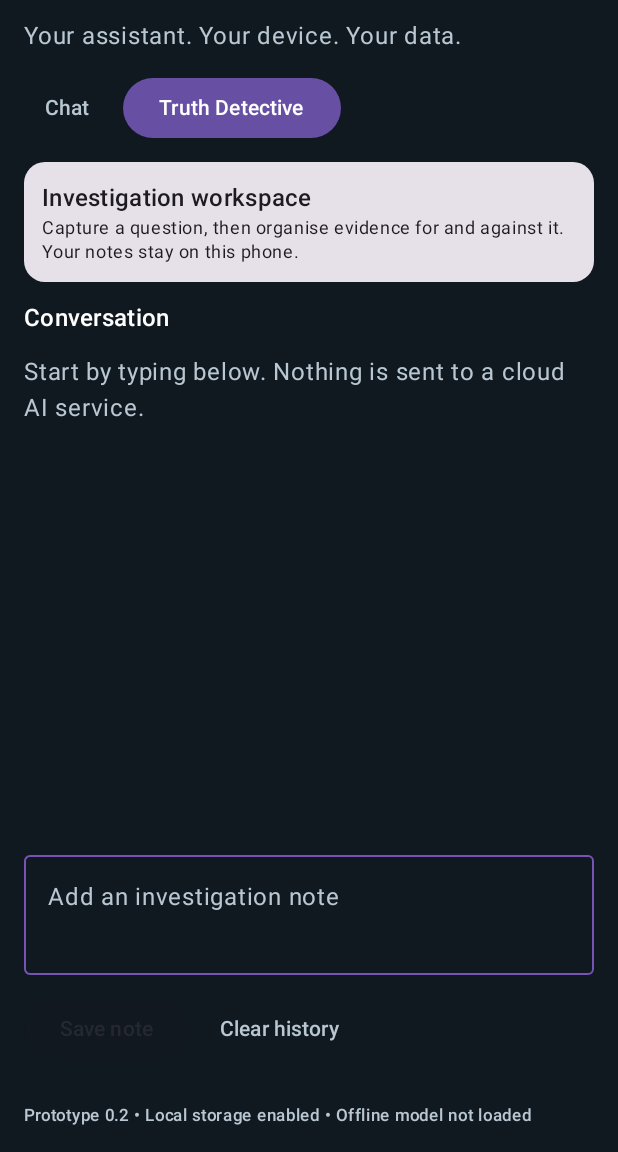
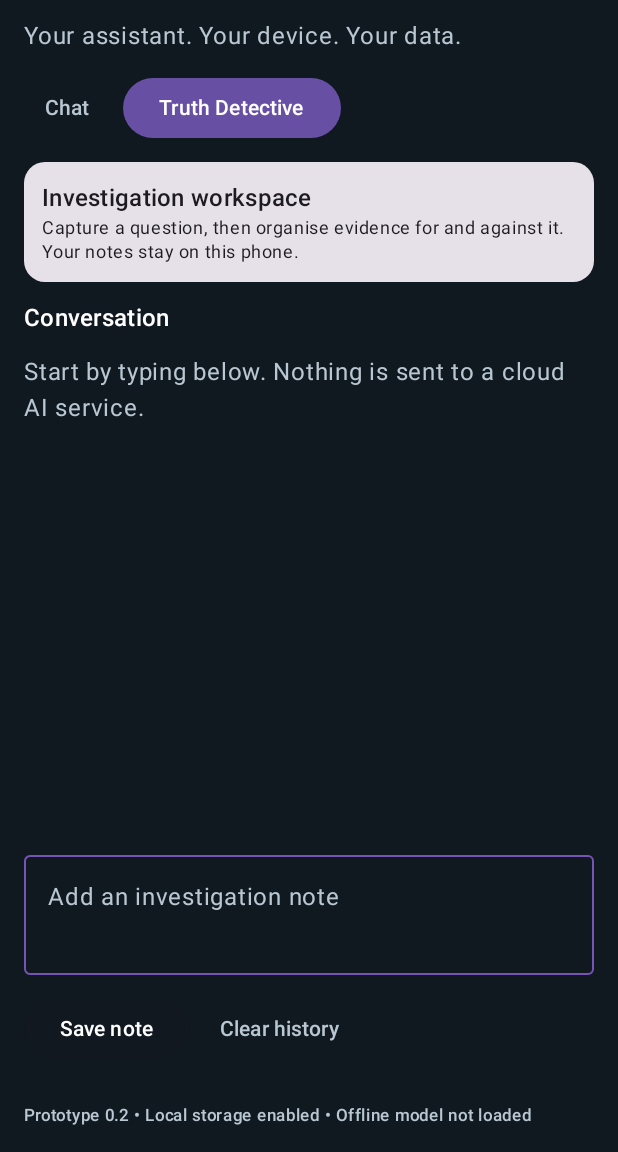
Before and after one commit to garethedmond73-art/gaz-ai, an Android app built with Jetpack Compose: the screen it shows after launch (MainActivity), after a tap on "Truth Detective", on a phone screen of 412 x 824 dp, the part 84-1236 px from its top. Run offline under Robolectric (Android 15) with nearby library versions, the phone set to English and light mode, and no system bars; libraries missing offline, so code that uses them is left out: com.google.ai.edge; pictures from the network do not load.

Commit message:
Keep chat feedback visible while offline AI responds

```diff
--- a/app/src/main/java/uk/co/gazai/MainActivity.kt
+++ b/app/src/main/java/uk/co/gazai/MainActivity.kt
@@ -84,10 +84,18 @@ private fun GazAiScreen(context: Context) {
     val ai = viewModel<LocalAiViewModel>()
     val aiState by ai.state.collectAsStateWithLifecycle()
 
-    LaunchedEffect(aiState.reply) {
-        if (aiState.reply.isNotEmpty() && lines.lastOrNull()?.role == "assistant") {
-            lines[lines.lastIndex] = ChatLine("assistant", aiState.reply)
-            history.save(lines)
+    LaunchedEffect(aiState.reply, aiState.busy, aiState.error) {
+        if (lines.lastOrNull()?.role == "assistant") {
+            val visibleReply = when {
+                aiState.reply.isNotEmpty() -> aiState.reply
+                aiState.busy -> "Thinking…"
+                aiState.error != null -> aiState.error!!
+                else -> lines.last().text
+            }
+            if (visibleReply != lines.last().text) {
+                lines[lines.lastIndex] = ChatLine("assistant", visibleReply)
+                history.save(lines)
+            }
         }
     }
 
@@ -203,7 +211,13 @@ private fun GazAiScreen(context: Context) {
                             history.save(lines)
                             draft = ""
                         }
-                    }, enabled = draft.isNotBlank() && !aiState.busy) { Text(if (mode == "Chat") "Send" else "Save note") }
+                    }, enabled = draft.isNotBlank() && !aiState.busy) {
+                        Text(
+                            if (mode == "Chat" && aiState.busy) "Thinking…"
+                            else if (mode == "Chat") "Send" else "Save note",
+                            color = Color.White
+                        )
+                    }
                     TextButton(onClick = {
                         lines.clear()
                         history.save(lines)
```
